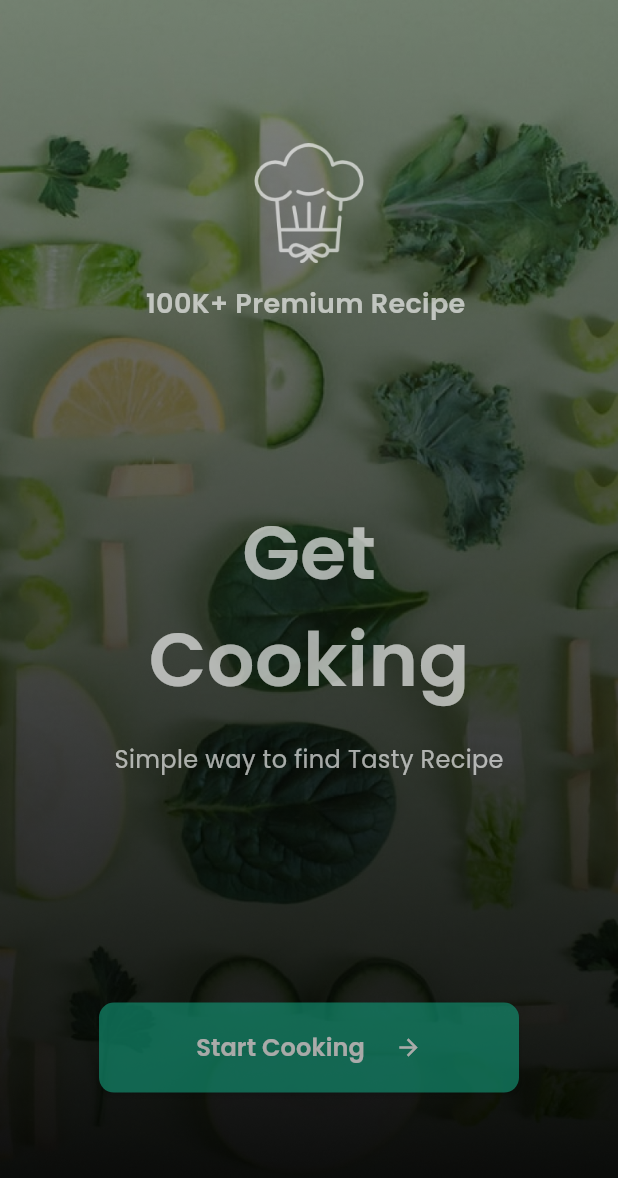
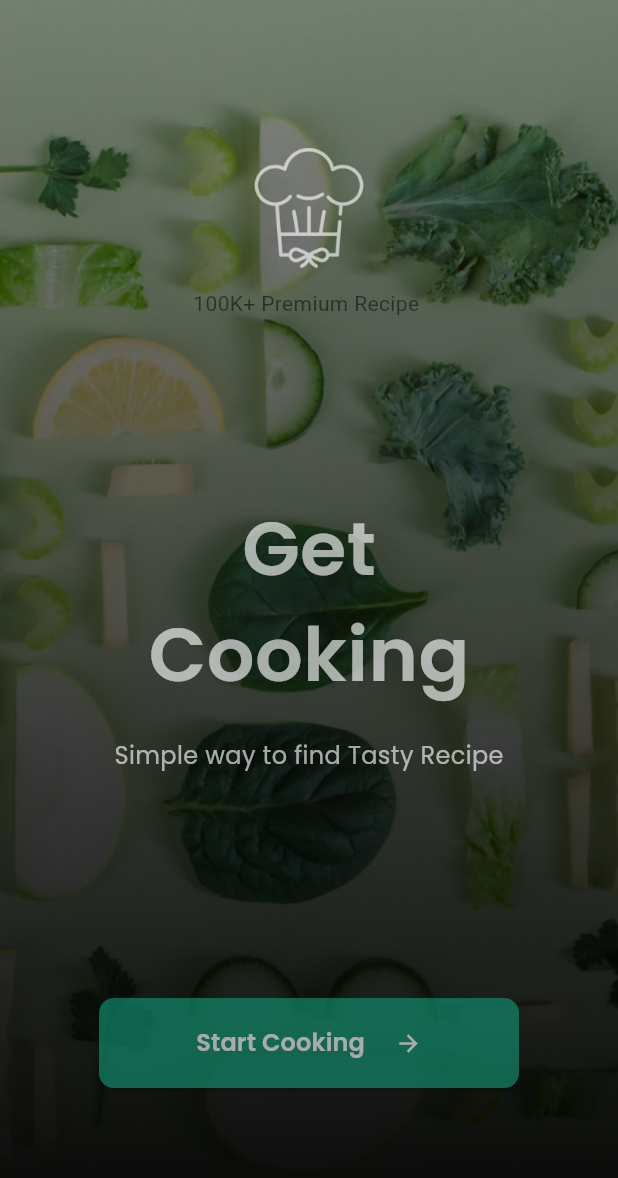
Before and after one commit to Fazo201/nutrition, a Flutter app: the SplashPage screen opened by its route, on a phone screen of 412 x 824 dp. Shown: the top 1178 px of the screen. Run offline on Flutter 3.47's test engine with Material 3 defaults, Android fonts, the phone set to English and light mode, and no system bars; our stand-ins replace connectivity_plus, device_preview, dio, flutter_riverpod, flutter_screenutil, flutter_secure_storage and 3 more; missing offline and left inert: a package; accounts and stored records are empty; statements that could not run were skipped.

Commit message:
Boburbek 8-commit, text style are added

```diff
--- a/lib/src/core/style/text_style.dart
+++ b/lib/src/core/style/text_style.dart
@@ -6,7 +6,7 @@ class AppTextStyle extends TextTheme {
   const AppTextStyle();
 
   @override
-  TextStyle? get splashTopText => const TextStyle(
+  TextStyle? get bodyMedium => const TextStyle(
         fontWeight: FontWeight.w600,
         fontSize: FontSize.size18,
         fontFamily: "Poppins",
--- a/lib/src/feature/auth/view/pages/register_page.dart
+++ b/lib/src/feature/auth/view/pages/register_page.dart
@@ -1,6 +1,7 @@
 import 'package:flutter/material.dart';
 import 'package:flutter_riverpod/flutter_riverpod.dart';
 import 'package:flutter_screenutil/flutter_screenutil.dart';
+import "package:nutrition/src/core/constants/context_extension.dart";
 import 'package:nutrition/src/core/style/app_colors.dart';
 import 'package:nutrition/src/core/style/text_style.dart';
 import 'package:nutrition/src/core/widgets/eleveted_button_widget.dart';
@@ -95,7 +96,9 @@ class RegisterPage extends ConsumerWidget {
                     children: [
                       Text(
                         "Already a member?",
-                        style: const AppTextStyle().loginDont,
+                        style: context.theme.textTheme.bodyMedium?.copyWith(
+
+                        ),
                       ),
                       GestureDetector(
                         onTap: () {
```
